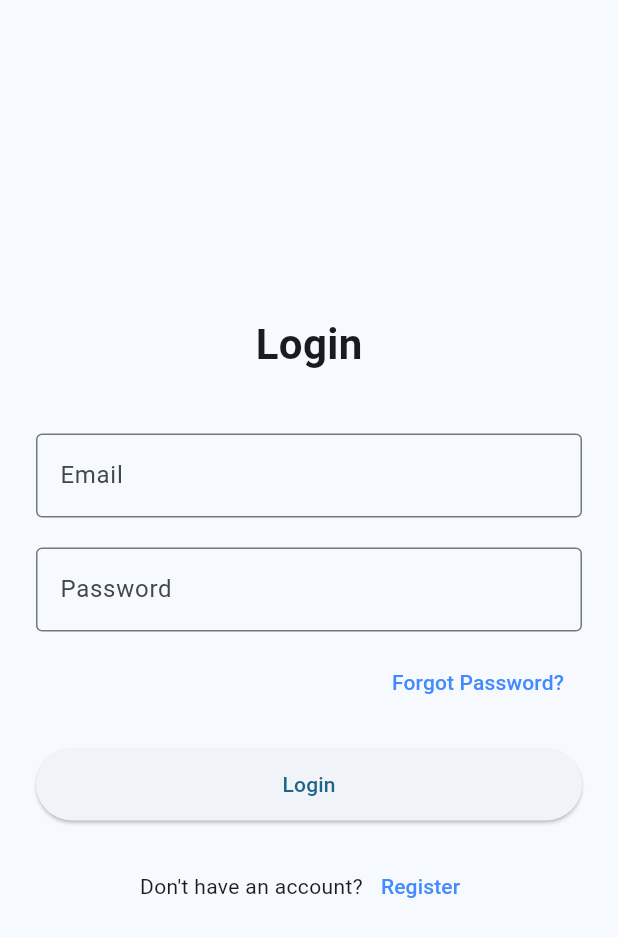
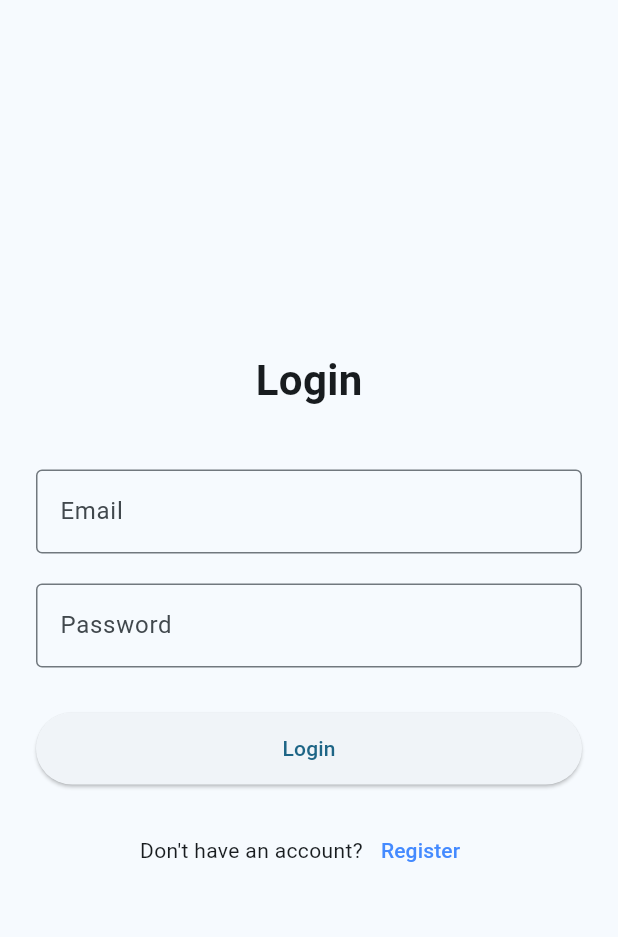
Before and after one commit to john90921/fv2v2, a Flutter app: the screen it shows after launch, on a phone screen of 412 x 824 dp. Shown: the top 937 px of the screen. Run offline on Flutter 3.47's test engine with Material 3 defaults, Android fonts, the phone set to English and light mode, and no system bars; drawn by our look-alikes of loader_overlay; our stand-ins replace cached_network_image, dio, easy_refresh, flutter_login, flutter_secure_storage, image_picker and 1 more; project files that could hold a hidden picture were left out.

Commit message:
remove_password_reset

```diff
--- a/lib/views/pages/LoginPageTesting.dart
+++ b/lib/views/pages/LoginPageTesting.dart
@@ -179,18 +179,18 @@ class _LoginPageTestingState extends State<LoginPageTesting> {
                   const SizedBox(height: 10),
 
                   // Forgot Password
-                  Align(
-                    alignment: Alignment.centerRight,
-                    child: TextButton(
-                      onPressed: () {
-                        Navigator.pushNamed(context, '/requestResetPage');
-                      },
-                      child: const Text(
-                        "Forgot Password?",
-                        style: TextStyle(color: Colors.blueAccent),
-                      ),
-                    ),
-                  ),
+                  // Align(
+                  //   alignment: Alignment.centerRight,
+                  //   child: TextButton(
+                  //     onPressed: () {
+                  //       Navigator.pushNamed(context, '/requestResetPage');
+                  //     },
+                  //     child: const Text(
+                  //       "Forgot Password?",
+                  //       style: TextStyle(color: Colors.blueAccent),
+                  //     ),
+                  //   ),
+                  // ),
 
                   const SizedBox(height: 20),
 
```
